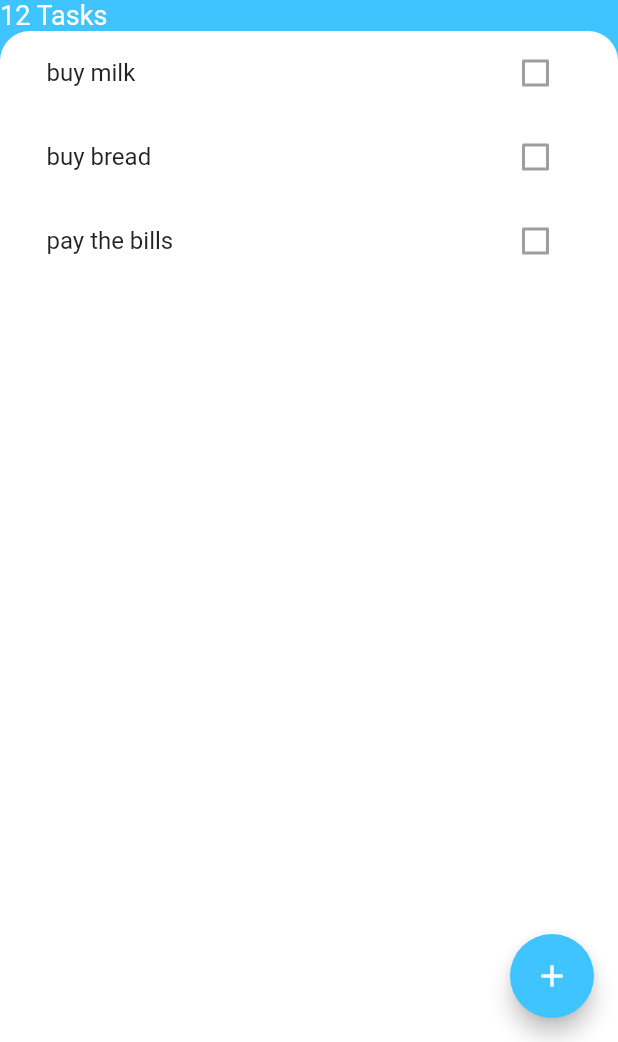
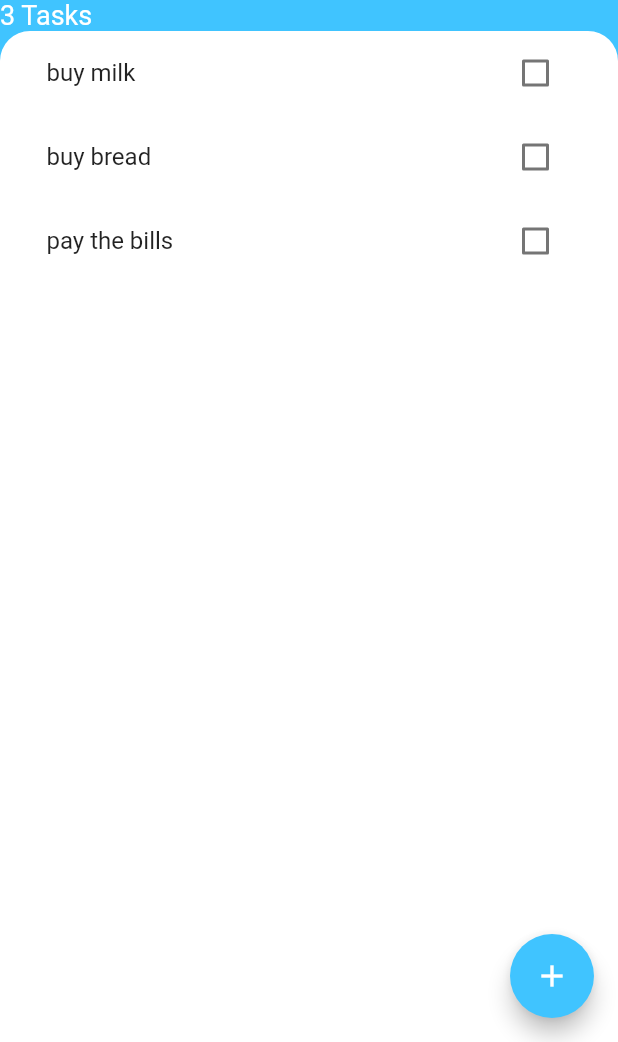
Before and after one commit to erosborba/todoey_flutter, a Flutter app: the screen it shows after launch, on a phone screen of 412 x 824 dp, the part 194-1236 px from its top. Run offline on Flutter 3.47's test engine with Material 2 defaults, Android fonts, the phone set to English and light mode, and no system bars.

```diff
--- a/lib/main.dart
+++ b/lib/main.dart
@@ -1,5 +1,7 @@
 import 'package:flutter/material.dart';
+import 'package:provider/provider.dart';
 import './screens/tasks_screen.dart';
+import 'models/task_data.dart';
 
 void main() {
   runApp(MyApp());
@@ -8,6 +10,11 @@ void main() {
 class MyApp extends StatelessWidget {
   @override
   Widget build(BuildContext context) {
-    return MaterialApp(home: TaskScreen());
+    return ChangeNotifierProvider(
+      create: (context) => TaskData(),
+      child: MaterialApp(
+        home: TaskScreen(),
+      ),
+    );
   }
 }
--- /dev/null
+++ b/lib/models/task_data.dart
@@ -0,0 +1,16 @@
+import 'package:flutter/cupertino.dart';
+
+import 'package:flutter/foundation.dart';
+import 'package:todoey_flutter/models/task.dart';
+
+class TaskData extends ChangeNotifier {
+  List<Task> tasks = [
+    Task(name: 'buy milk'),
+    Task(name: 'buy bread'),
+    Task(name: 'pay the bills'),
+  ];
+
+  int get taskCount {
+    return tasks.length;
+  }
+}
--- a/lib/screens/tasks_screen.dart
+++ b/lib/screens/tasks_screen.dart
@@ -1,6 +1,8 @@
 import 'package:flutter/material.dart';
 import 'package:todoey_flutter/widgets/tasks_list.dart';
 import 'add_task_screen.dart';
+import 'package:todoey_flutter/models/task_data.dart';
+import 'package:provider/provider.dart';
 
 class TaskScreen extends StatelessWidget {
   @override
@@ -15,7 +17,13 @@ class TaskScreen extends StatelessWidget {
               child: Container(
                 padding: EdgeInsets.only(
                     bottom: MediaQuery.of(context).viewInsets.bottom),
-                child: AddTaskScreen(),
+                child: AddTaskScreen((newTaskTitle) {
+                  print(newTaskTitle);
+                  // setState(() {
+                  //   tasks.add(Task(name: newTaskTitle));
+                  // });
+                  Navigator.pop(context);
+                }),
               ),
             ),
           );
@@ -46,7 +54,7 @@ class TaskScreen extends StatelessWidget {
                   fontWeight: FontWeight.w700),
             ),
             Text(
-              '12 Tasks',
+              '${Provider.of<TaskData>(context).taskCount} Tasks',
               style: TextStyle(
                 color: Colors.white,
                 fontSize: 18.0,
--- a/lib/widgets/tasks_list.dart
+++ b/lib/widgets/tasks_list.dart
@@ -1,29 +1,29 @@
 import 'package:flutter/material.dart';
-import 'package:todoey_flutter/models/task.dart';
+import 'package:provider/provider.dart';
 import 'package:todoey_flutter/widgets/tasks_tile.dart';
+import 'package:todoey_flutter/models/task_data.dart';
 
-class TasksList extends StatefulWidget {
-  @override
-  _TasksListState createState() => _TasksListState();
-}
-
-class _TasksListState extends State<TasksList> {
-  List<Task> tasks = [
-    Task(name: 'buy milk'),
-    Task(name: 'buy bread'),
-    Task(name: 'pay the bills'),
-  ];
-
+class TasksList extends StatelessWidget {
   @override
   Widget build(BuildContext context) {
-    return ListView.builder(
-      itemBuilder: (context, index) {
-        return TasksTile(
-          title: tasks[index].name,
-          isChecked: tasks[index].isDone,
+    return Consumer<TaskData>(
+      builder: (context, taskData, child) {
+        return ListView.builder(
+          itemBuilder: (context, index) {
+            return TasksTile(
+                title: taskData.tasks[index].name,
+                isChecked: taskData.tasks[index].isDone,
+                checkboxCallback: (bool checkBoxState) {
+                  //   setState(
+                  //     () {
+                  //       Provider.of<TaskData>(context).tasks[index].toggleDone();
+                  //     },
+                  //   );
+                });
+          },
+          itemCount: taskData.taskCount,
         );
       },
-      itemCount: tasks.length,
     );
   }
 }
--- a/lib/widgets/tasks_tile.dart
+++ b/lib/widgets/tasks_tile.dart
@@ -3,7 +3,8 @@ import 'package:flutter/material.dart';
 class TasksTile extends StatelessWidget {
   final bool isChecked;
   final String title;
-  TasksTile({this.isChecked, this.title});
+  final Function checkboxCallback;
+  TasksTile({this.isChecked, this.title, this.checkboxCallback});
   @override
   Widget build(BuildContext context) {
     return ListTile(
@@ -16,14 +17,7 @@ class TasksTile extends StatelessWidget {
         trailing: Checkbox(
           value: isChecked,
           activeColor: Colors.lightBlueAccent,
-          // onChanged: togglesCheck,
+          onChanged: checkboxCallback,
         ));
   }
 }
-// (bool checkBoxState) {
-//           setState(
-//             () {
-//               isChecked = checkBoxState;
-//             },
-//           );
-//         }
--- a/pubspec.yaml
+++ b/pubspec.yaml
@@ -28,6 +28,7 @@ dependencies:
   # The following adds the Cupertino Icons font to your application.
   # Use with the CupertinoIcons class for iOS style icons.
   cupertino_icons: ^1.0.0
+  provider: ^4.3.2+2
 
 dev_dependencies:
   flutter_test:
```
Also changed, not shown: lib/screens/add_task_screen.dart (+10 -1 lines), pubspec.lock.
